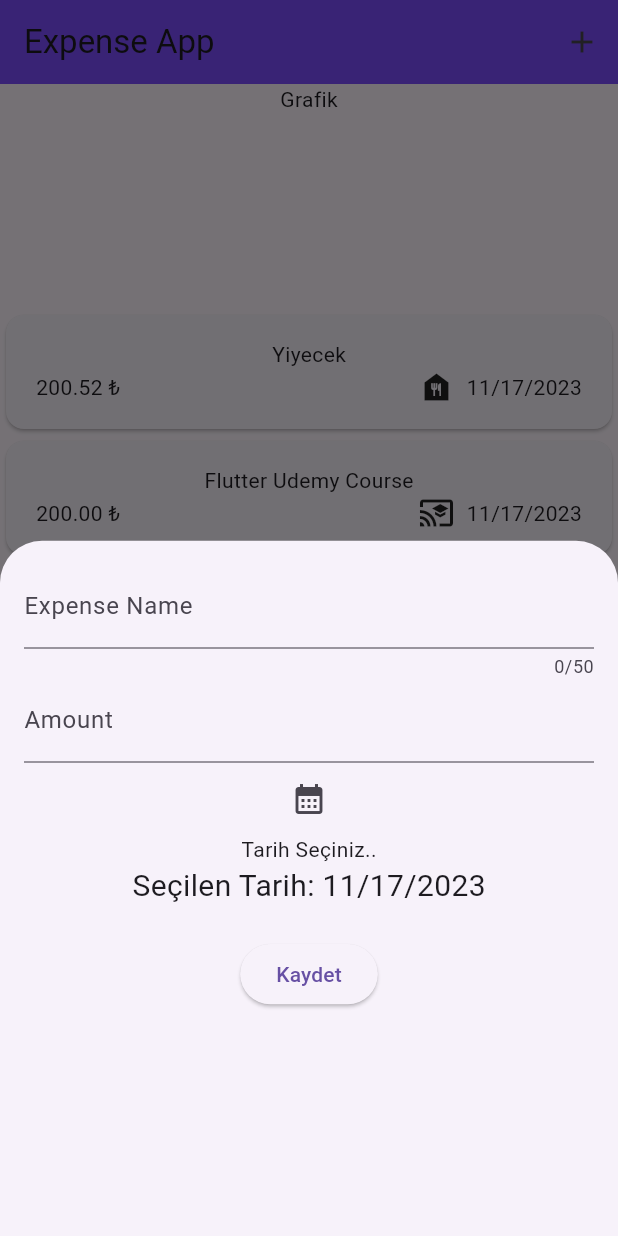
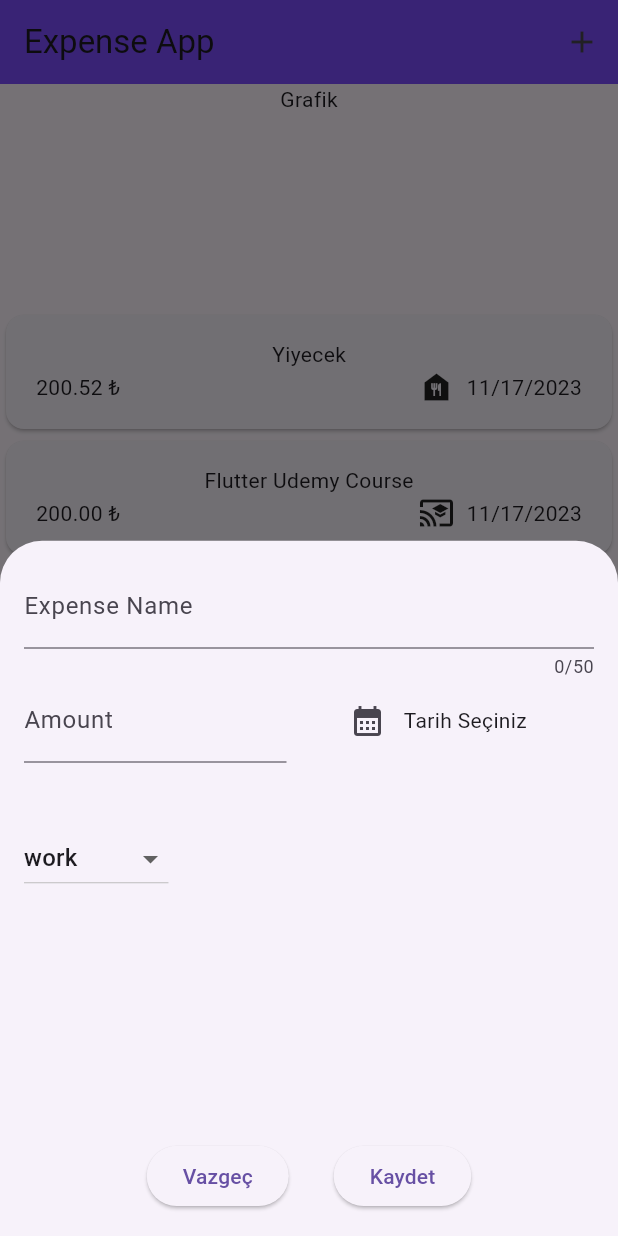
Before and after one commit to onurerdem/expenseapp, a Flutter app: the screen it shows after launch, after a tap on the "add" icon, on a phone screen of 412 x 824 dp. Run offline on Flutter 3.47's test engine with Material 2 defaults, Android fonts, the phone set to English and light mode, and no system bars.

Commit message:
Workshop 16.11.2023

```diff
--- /dev/null
+++ b/lib/data/expenses.dart
@@ -0,0 +1,15 @@
+import 'package:expenseapp/models/expense.dart';
+
+// dummy data
+final List<Expense> expenses = [
+    Expense(
+        name: "Yiyecek",
+        price: 200.524,
+        date: DateTime.now(),
+        category: Category.food),
+    Expense(
+        name: "Flutter Udemy Course",
+        price: 200,
+        date: DateTime.now(),
+        category: Category.education),
+  ]; // firebase,veritabanı
--- a/lib/main.dart
+++ b/lib/main.dart
@@ -1,4 +1,3 @@
-import 'package:expenseapp/pages/expense_list.dart';
 import 'package:expenseapp/pages/main_page.dart';
 import 'package:flutter/material.dart';
 
--- a/lib/pages/expense_list.dart
+++ b/lib/pages/expense_list.dart
@@ -3,27 +3,15 @@ import 'package:expenseapp/widgets/expense_item.dart';
 import 'package:flutter/material.dart';
 
 class ExpenseList extends StatefulWidget {
-  const ExpenseList({Key? key}) : super(key: key);
+  final List<Expense> expenses;
+  const ExpenseList(this.expenses, {Key? key}) : super(key: key);
 
   @override
   _ExpenseListState createState() => _ExpenseListState();
 }
 
 class _ExpenseListState extends State<ExpenseList> {
-  // dummy data
-  final List<Expense> expenses = [
-    Expense(
-        name: "Yiyecek",
-        price: 200.524,
-        date: DateTime.now(),
-        category: Category.food),
-    Expense(
-        name: "Flutter Udemy Course",
-        price: 200,
-        date: DateTime.now(),
-        category: Category.education),
-  ]; // firebase,veritabanı
-
+  // BLoC Pattern
   @override
   Widget build(BuildContext context) {
     return Center(
@@ -37,9 +25,9 @@ class _ExpenseListState extends State<ExpenseList> {
           ),
           Expanded(
             child: ListView.builder(
-              itemCount: expenses.length,
+              itemCount: widget.expenses.length,
               itemBuilder: (context, index) {
-                return ExpenseItem(expenses[index]);
+                return ExpenseItem(widget.expenses[index]);
               },
             ),
           ),
--- a/lib/pages/main_page.dart
+++ b/lib/pages/main_page.dart
@@ -1,9 +1,22 @@
+import 'package:expenseapp/data/expenses.dart';
+import 'package:expenseapp/models/expense.dart';
 import 'package:expenseapp/pages/expense_list.dart';
 import 'package:expenseapp/widgets/new_expense.dart';
 import 'package:flutter/material.dart';
 
-class MainPage extends StatelessWidget {
+class MainPage extends StatefulWidget {
   const MainPage({Key? key}) : super(key: key);
+
+  @override
+  _MainPageState createState() => _MainPageState();
+}
+
+class _MainPageState extends State<MainPage> {
+  void _addExpense(Expense newExpense) {
+    setState(() {
+      expenses.add(newExpense);
+    });
+  }
 
   @override
   Widget build(BuildContext context) {
@@ -15,12 +28,15 @@ class MainPage extends StatelessWidget {
           IconButton(
               onPressed: () {
                 showModalBottomSheet(
-                    context: context, builder: (ctx) => NewExpense());
+                    context: context,
+                    builder: (ctx) => NewExpense(
+                          addExpense: _addExpense,
+                        ));
               },
               icon: const Icon(Icons.add)),
         ],
       ),
-      body: const ExpenseList(),
+      body: ExpenseList(expenses),
     );
   }
 }
--- a/lib/widgets/new_expense.dart
+++ b/lib/widgets/new_expense.dart
@@ -1,32 +1,98 @@
-import 'package:flutter/foundation.dart';
+import 'package:expenseapp/models/expense.dart';
 import 'package:flutter/material.dart';
 import 'package:intl/intl.dart';
 
 class NewExpense extends StatefulWidget {
-  const NewExpense({Key? key}) : super(key: key);
+  const NewExpense({Key? key, required this.addExpense}) : super(key: key);
+
+  final Function(Expense) addExpense;
 
   @override
   _NewExpenseState createState() => _NewExpenseState();
 }
 
+//11:10
 class _NewExpenseState extends State<NewExpense> {
   // Controller
   final _nameController = TextEditingController();
   final _amountController = TextEditingController();
-  late DateTime selectedDate = DateTime.now();
-  var formatter = DateFormat.yMd();
+  DateTime? _selectedDate;
+  Category _selectedCategory = Category.work;
 
-  Future<void> _selectDate(BuildContext context) async {
-    final DateTime? picked = await showDatePicker(
+  void _openDatePicker() async {
+    // DatePicker açmak.. ✅
+    // DatePicker'dan gelen değeri Text olarak yazdırmak
+    // built-in function
+
+    // sync => bir işlem bitmeden diğerinin başlamadığı yapılar
+    // async => alt satıra geçmek için işlemin bitmesini beklemezler // await
+    DateTime now = DateTime.now();
+    DateTime oneYearAgo = DateTime(now.year - 1, now.month, now.day);
+
+    // 1 yıl öncesi ve bugün arasında kısıtlama
+    // then => async bir işlemin geri dönüş sağladığı anda çalışacak bloğunu tanımlar.
+    // showDatePicker(
+    //         context: context,
+    //         initialDate: now,
+    //         firstDate: oneYearAgo,
+    //         lastDate: now)
+    //     .then((value) {
+    //   print(value);
+    // });
+
+    // await => ilgili async işlemini bekle
+
+    // if(_selectedDate==null)
+    //    time=now
+    // else
+    //   time=_selectedDate
+    // 10:15
+    DateTime? selectedDate = await showDatePicker(
         context: context,
-      initialDate: selectedDate,
-      firstDate: DateTime(1900, 1, 1),
-      lastDate: DateTime.now(),
+        initialDate: _selectedDate == null
+            ? now
+            : _selectedDate!, // eğer seçili tarih varsa onu kullan, yoksa günün tarihini kullan..
+        firstDate: oneYearAgo,
+        lastDate: now);
+
+    setState(() {
+      _selectedDate = selectedDate;
+    });
+  }
+
+  void _addNewExpense() {
+    final amount = double.tryParse(_amountController.text);
+    // parse, tryParse => parse değer nullsa hata fırlatır, tryParse değeri null olarak alır
+    if (amount == null ||
+        amount < 0 ||
+        _nameController.text.isEmpty ||
+        _selectedDate == null) {
+      /// hatalı durum
+      showDialog(
+          context: context,
+          builder: (ctx) {
+            return AlertDialog(
+              title: const Text("Validation Error"),
+              content: const Text("Please fill all blank areas."),
+              actions: [
+                TextButton(
+                    onPressed: () {
+                      Navigator.pop(ctx);
+                    },
+                    child: const Text("Okay"))
+              ],
             );
-    if (picked != null && picked != selectedDate) {
-      setState(() {
-        selectedDate = picked;
           });
+    } else {
+      // valid bir değer
+      // listeye ekleme yapılması gereken nokta..
+
+      widget.addExpense(Expense(
+          name: _nameController.text,
+          price: amount,
+          date: _selectedDate!,
+          category: _selectedCategory));
+      Navigator.pop(context);
     }
   }
 
@@ -41,33 +107,71 @@ class _NewExpenseState extends State<NewExpense> {
             maxLength: 50,
             decoration: const InputDecoration(label: Text("Expense Name")),
           ),
-          TextField(
+          Row(
+            children: [
+              Expanded(
+                child: TextField(
                   controller: _amountController,
                   keyboardType: TextInputType.number,
-            decoration:
-                const InputDecoration(label: Text("Amount"), prefixText: "₺"),
+                  decoration: const InputDecoration(
+                      label: Text("Amount"), prefixText: "₺"),
                 ),
+              ),
+              const SizedBox(
+                width: 30,
+              ),
+              Expanded(
+                child: Row(
+                  children: [
                     IconButton(
-              onPressed: () {
-                // DatePicker açmak..
-                // DatePicker'dan gelen değeri Text olarak yazdırmak
-                _selectDate(context);
-              },
+                        onPressed: () => _openDatePicker(),
                         icon: const Icon(Icons.calendar_month)),
-          const Text(
-              "Tarih Seçiniz.."), // seçilen tarihi formatlayarak yazdırmak..
-          Text(
-            'Seçilen Tarih: ${formatter.format(selectedDate).toString()}',
-            style: const TextStyle(fontSize: 20),
+                    // Ternary Operator
+                    Text(_selectedDate == null
+                        ? "Tarih Seçiniz"
+                        : DateFormat.yMd().format(_selectedDate!)),
+                  ],
                 ),
-          const SizedBox(height: 20),
+              ),
+            ],
+          ), // seçilen tarihi formatlayarak yazdırmak..
+          const SizedBox(
+            height: 40,
+          ),
+          Row(
+            children: [
+              DropdownButton(
+                  value: _selectedCategory,
+                  items: Category.values.map((category) {
+                    return DropdownMenuItem(
+                        value: category, child: Text(category.name.toString()));
+                  }).toList(),
+                  onChanged: (value) {
+                    setState(() {
+                      if (value != null) _selectedCategory = value;
+                    });
+                  })
+            ],
+          ),
+          const Spacer(),
+          Row(
+            mainAxisAlignment: MainAxisAlignment.center,
+            children: [
               ElevatedButton(
                   onPressed: () {
-                if (kDebugMode) {
-                  print("Kayıt başarılı: ${_nameController.text}");
-                }
+                    Navigator.pop(context);
                   },
-              child: const Text("Kaydet"))
+                  child: const Text("Vazgeç")),
+              const SizedBox(
+                width: 30,
+              ),
+              ElevatedButton(
+                  onPressed: () {
+                    _addNewExpense();
+                  },
+                  child: const Text("Kaydet")),
+            ],
+          )
         ],
       ),
     );
```
Lines whose indentation alone changed are shown as unchanged.
